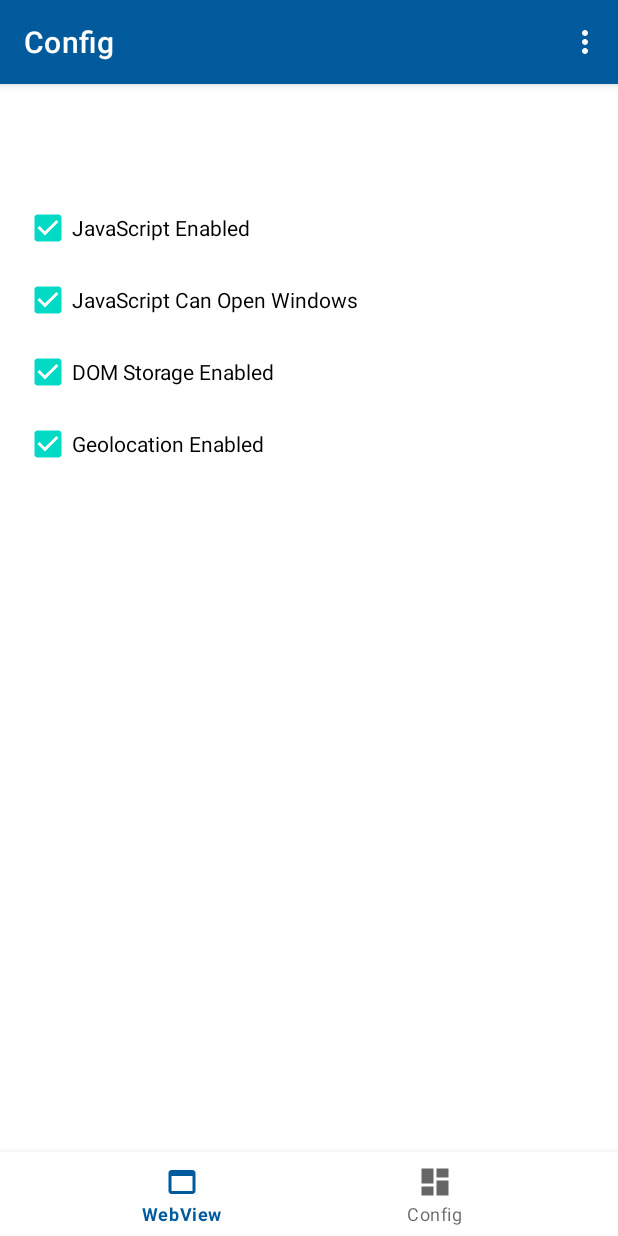
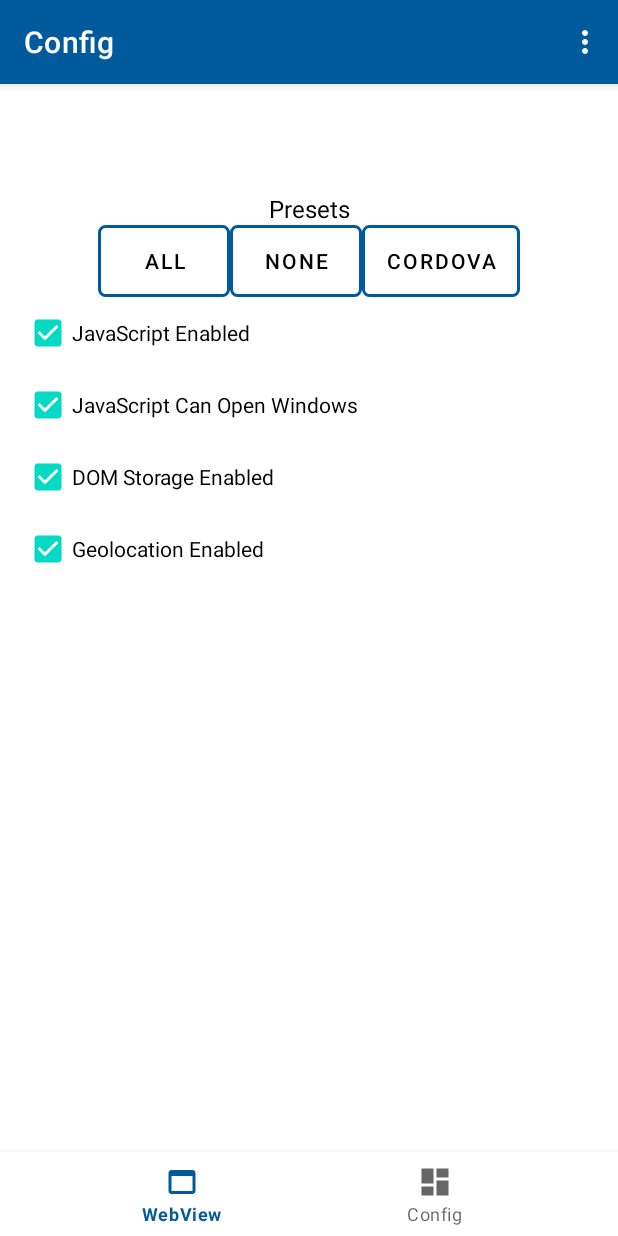
Before and after one commit to WebView-CG/CanIAndroidWebView, an Android app: the ConfigFragment screen opened through its navigation route, in the options menu, after a tap on "GitHub", on a phone screen of 412 x 824 dp. Run offline under Robolectric (Android 15) with nearby library versions, the phone set to English and light mode, and no system bars; our stand-ins replace navigation-ui.

Commit message:
very simple presets

```diff
--- a/app/src/main/java/com/caniwebview/android/ui/config/ConfigFragment.kt
+++ b/app/src/main/java/com/caniwebview/android/ui/config/ConfigFragment.kt
@@ -72,6 +72,20 @@ class ConfigFragment : Fragment() {
     }
 
     private fun setupUI() {
+        // Presets
+        binding.selectAllButton.setOnClickListener {
+            setPreset("all")
+        }
+
+        binding.selectNoneButton.setOnClickListener {
+            setPreset("none")
+        }
+
+        binding.selectCordovaButton.setOnClickListener {
+            setPreset("cordova")
+        }
+
+        // Settings
         binding.javaScriptEnabledCheckBox.setOnCheckedChangeListener { _, isChecked ->
             saveSetting("javaScriptEnabled", isChecked)
         }
@@ -102,6 +116,29 @@ class ConfigFragment : Fragment() {
         }
     }
 
+    private fun setPreset(preset: String) {
+        when (preset) {
+            "all" -> {
+                binding.javaScriptEnabledCheckBox.isChecked = true
+                binding.javaScriptCanOpenWindowsCheckBox.isChecked = true
+                binding.domStorageEnabledCheckBox.isChecked = true
+                binding.geolocationEnabledCheckBox.isChecked = true
+            }
+            "none" -> {
+                binding.javaScriptEnabledCheckBox.isChecked = false
+                binding.javaScriptCanOpenWindowsCheckBox.isChecked = false
+                binding.domStorageEnabledCheckBox.isChecked = false
+                binding.geolocationEnabledCheckBox.isChecked = false
+            }
+            "cordova" -> {
+                binding.javaScriptEnabledCheckBox.isChecked = true
+                binding.javaScriptCanOpenWindowsCheckBox.isChecked = true
+                binding.domStorageEnabledCheckBox.isChecked = true
+                binding.geolocationEnabledCheckBox.isChecked = true
+            }
+        }
+    }
+
     private fun openGitHub() {
         val intent = Intent(Intent.ACTION_VIEW, Uri.parse("https://github.com/WebView-CG/CanIAndroidWebView"))
         startActivity(intent)
--- /dev/null
+++ b/app/src/main/res/drawable/button_outline.xml
@@ -0,0 +1,13 @@
+<!-- res/drawable/button_outline.xml -->
+<shape xmlns:android="http://schemas.android.com/apk/res/android">
+    <solid android:color="@android:color/transparent" />
+    <stroke
+        android:width="2dp"
+        android:color="@android:color/black" />
+    <corners android:radius="4dp" />
+    <padding
+        android:left="10dp"
+        android:top="10dp"
+        android:right="10dp"
+        android:bottom="10dp" />
+</shape>
--- a/app/src/main/res/layout/fragment_config.xml
+++ b/app/src/main/res/layout/fragment_config.xml
@@ -4,6 +4,46 @@
     android:layout_height="match_parent"
     android:orientation="vertical"
     android:padding="16dp">
+
+    <TextView
+        android:layout_width="match_parent"
+        android:layout_height="wrap_content"
+        android:gravity="center"
+        android:text="@string/presets"
+        android:textSize="16sp"
+        android:textColor="@color/black" />
+
+    <LinearLayout
+        android:layout_width="match_parent"
+        android:layout_height="wrap_content"
+        android:orientation="horizontal"
+        android:gravity="center">
+
+        <Button
+            android:id="@+id/select_all_button"
+            android:layout_width="wrap_content"
+            android:layout_height="wrap_content"
+            android:background="@drawable/button_outline"
+            android:text="@string/all"
+            android:textColor="@color/button_text_color" />
+
+        <Button
+            android:id="@+id/select_none_button"
+            android:layout_width="wrap_content"
+            android:layout_height="wrap_content"
+            android:background="@drawable/button_outline"
+            android:text="@string/none"
+            android:textColor="@color/button_text_color" />
+
+        <Button
+            android:id="@+id/select_cordova_button"
+            android:layout_width="wrap_content"
+            android:layout_height="wrap_content"
+            android:background="@drawable/button_outline"
+            android:text="@string/cordova"
+            android:textColor="@color/button_text_color" />
+
+    </LinearLayout>
 
     <CheckBox
         android:id="@+id/javaScriptEnabledCheckBox"
--- a/app/src/main/res/values/colors.xml
+++ b/app/src/main/res/values/colors.xml
@@ -7,4 +7,5 @@
     <color name="teal_700">#FF018786</color>
     <color name="black">#FF000000</color>
     <color name="white">#FFFFFFFF</color>
+    <color name="button_text_color">#000000</color>
 </resources>
--- a/app/src/main/res/values/strings.xml
+++ b/app/src/main/res/values/strings.xml
@@ -11,4 +11,8 @@
     <string name="load">Load</string>
     <string name="code">Code</string>
     <string name="github">GitHub</string>
+    <string name="cordova">Cordova</string>
+    <string name="none">None</string>
+    <string name="all">All</string>
+    <string name="presets">Presets</string>
 </resources>
```
